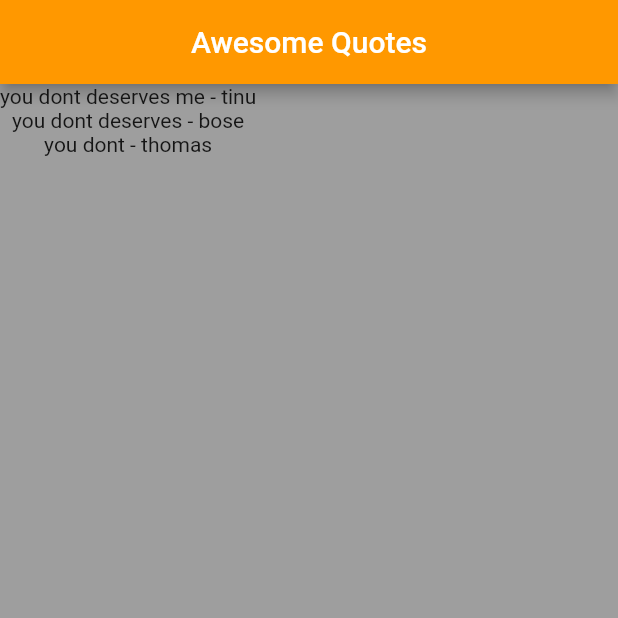
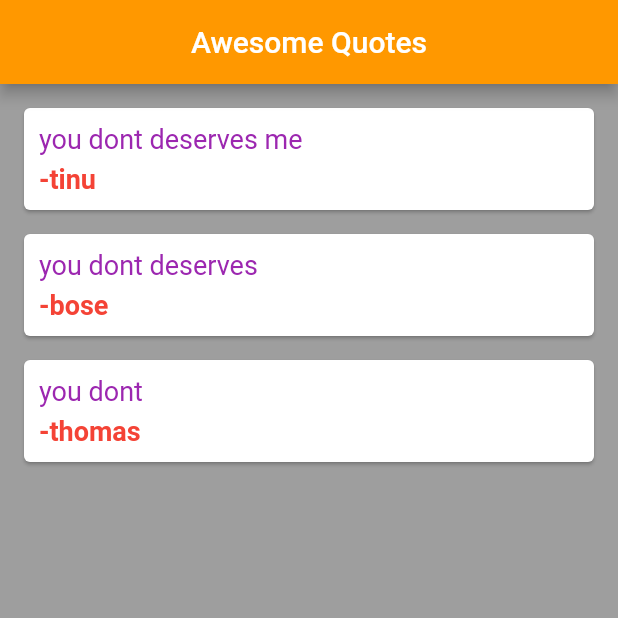
Before and after one commit to TinuBose/my_id, a Flutter app: the screen it shows after launch, on a phone screen of 412 x 824 dp, the top half of it. Run offline on Flutter 3.47's test engine with Material 2 defaults, Android fonts, the phone set to English and light mode, and no system bars.

Commit message:
access values from class and add by using card widget

```diff
--- a/lib/main.dart
+++ b/lib/main.dart
@@ -15,10 +15,43 @@ class QuoteList extends StatefulWidget {
 
 class _QuoteListState extends State<QuoteList> {
   List<quote> quotes = [
-    quote(author: 'tinu', text: 'you dont deserves me'),
-    quote(author: 'bose', text: 'you dont deserves'),
-    quote(author: 'thomas', text: 'you dont'),
+    quote(author: '-tinu', text: 'you dont deserves me'),
+    quote(author: '-bose', text: 'you dont deserves'),
+    quote(author: '-thomas', text: 'you dont'),
   ];
+
+  Widget template(quote) {
+    return Card(
+      margin: EdgeInsets.fromLTRB(16, 16, 16, 0),
+      child: Padding(
+        padding: const EdgeInsets.all(10.0),
+        child: Column(
+          crossAxisAlignment: CrossAxisAlignment.stretch,
+          children: [
+            Text(
+              quote.text,
+              style: TextStyle(
+                fontSize: 18,
+                color: Colors.purple,
+              ),
+            ),
+            SizedBox(
+              height: 6,
+            ),
+            Text(
+              quote.author,
+              style: TextStyle(
+                fontSize: 18,
+                fontWeight: FontWeight.bold,
+                color: Colors.red,
+              ),
+            ),
+          ],
+        ),
+      ),
+    );
+  }
+
   @override
   Widget build(BuildContext context) {
     return Scaffold(
@@ -30,7 +63,7 @@ class _QuoteListState extends State<QuoteList> {
       ),
       body: Column(
         children: quotes.map((quote) {
-          return Text('${quote.text} - ${quote.author}');
+          return template(quote);
         }).toList(),
       ),
     );
```
